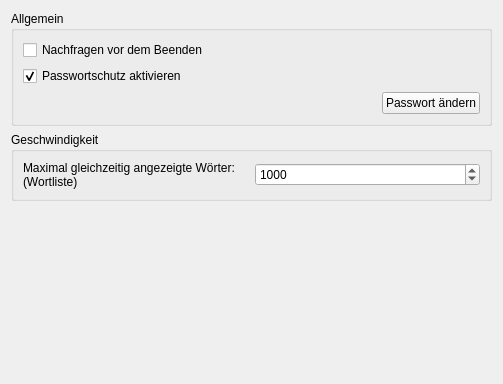
The window that simon/src/simonappcore/generalsettingsdlg.ui (KDE/simon) describes before a commit, drawn with Qt 5.
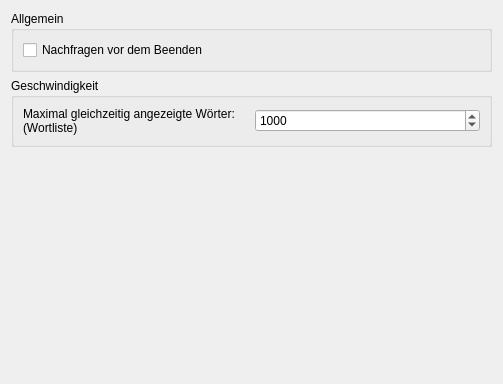
The same window after the commit. Custom widgets are drawn as their Qt base class.

Commit message: More fixes to ksimond and removed the password-options from the generalsettings dialog

What changed in the file:
```diff
--- a/simon/src/simonappcore/generalsettingsdlg.ui
+++ b/simon/src/simonappcore/generalsettingsdlg.ui
@@ -29,46 +29,6 @@
         </property>
        </widget>
       </item>
-      <item row="1" column="0" >
-       <widget class="QCheckBox" name="kcfg_PasswordProtected" >
-        <property name="enabled" >
-         <bool>true</bool>
-        </property>
-        <property name="text" >
-         <string>Passwortschutz aktivieren</string>
-        </property>
-        <property name="checked" >
-         <bool>true</bool>
-        </property>
-       </widget>
-      </item>
-      <item row="2" column="0" >
-       <layout class="QHBoxLayout" name="horizontalLayout" >
-        <item>
-         <spacer name="horizontalSpacer" >
-          <property name="orientation" >
-           <enum>Qt::Horizontal</enum>
-          </property>
-          <property name="sizeHint" stdset="0" >
-           <size>
-            <width>40</width>
-            <height>20</height>
-           </size>
-          </property>
-         </spacer>
-        </item>
-        <item>
-         <widget class="KPushButton" name="pbResetPassword" >
-          <property name="text" >
-           <string>Passwort ändern</string>
-          </property>
-          <property name="checkable" >
-           <bool>false</bool>
-          </property>
-         </widget>
-        </item>
-       </layout>
-      </item>
      </layout>
     </widget>
    </item>
@@ -123,13 +83,6 @@
    </item>
   </layout>
  </widget>
- <customwidgets>
-  <customwidget>
-   <class>KPushButton</class>
-   <extends>QPushButton</extends>
-   <header>kpushbutton.h</header>
-  </customwidget>
- </customwidgets>
  <resources/>
  <connections/>
 </ui>
```
The commit also changes 10 other files.
